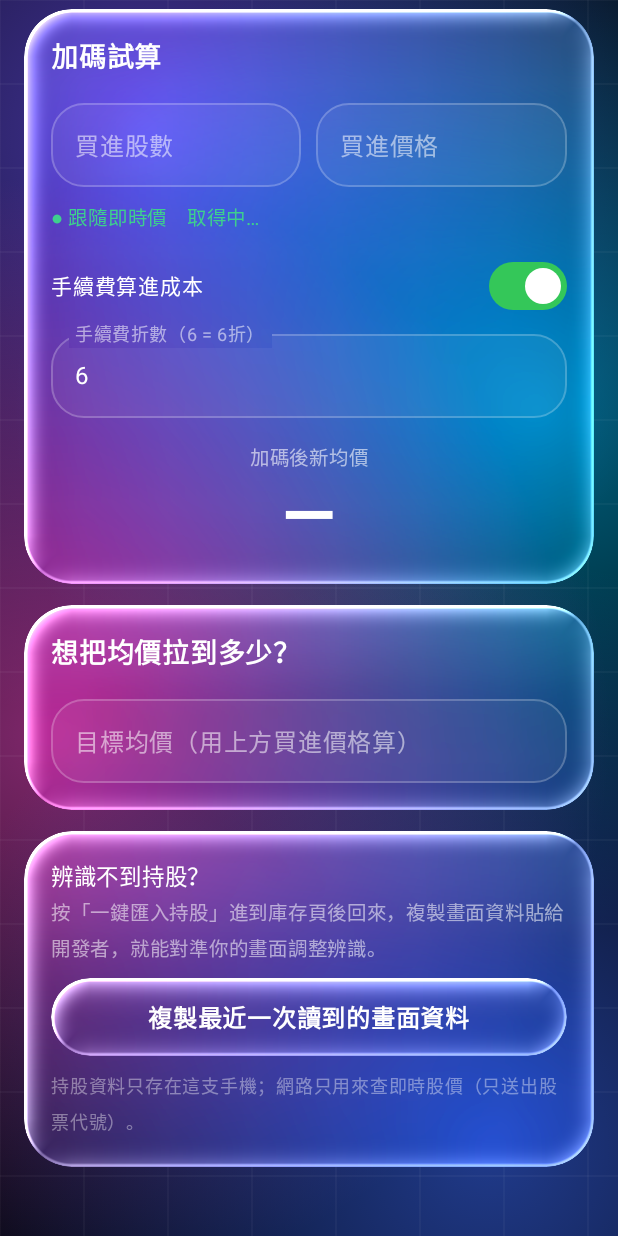
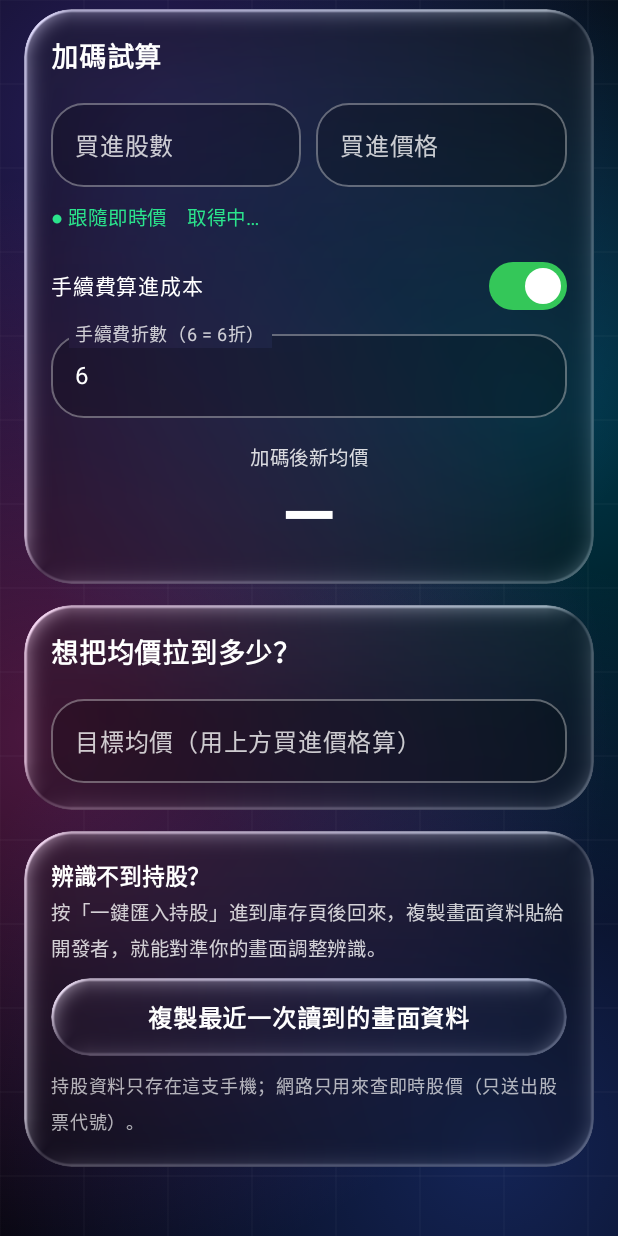
Before and after one commit to s124964743-glitch/stock-avg, an Android app built with Jetpack Compose: the screen it shows after launch (MainActivity), scrolled down 330 dp, on a phone screen of 412 x 824 dp. Run offline under Robolectric (Android 15) with nearby library versions, the phone set to English and light mode, and no system bars; pictures from the network do not load.

Commit message:
降低液態玻璃亮度與對比，提高文字與數字對比
Co-Authored-By: Claude Sonnet 5.5 <noreply@anthropic.com>
Claude-Session: https://claude.ai/code/session_01JHz7xpGUTKzABaYYpgPKTS

```diff
--- a/app/src/main/java/app/stockavg/Glass.kt
+++ b/app/src/main/java/app/stockavg/Glass.kt
@@ -63,11 +63,11 @@ import androidx.compose.ui.window.Dialog
 import kotlin.math.cos
 import kotlin.math.sin
 
-val Accent = Color(0xFF8FB5FF)
-val Good = Color(0xFF3ECF8E)
-val Bad = Color(0xFFFF6B64)
-val Up = Color(0xFFFF5A64)   // 台股：漲 = 紅
-val Down = Color(0xFF2ED47A) // 台股：跌 = 綠
+val Accent = Color(0xFFA8C6FF)
+val Good = Color(0xFF2BE38C)
+val Bad = Color(0xFFFF4D4D)
+val Up = Color(0xFFFF3B47)   // 台股：漲 = 紅
+val Down = Color(0xFF1FE07F) // 台股：跌 = 綠
 
 /**
  * 仿 iOS「Liquid Glass」：
@@ -114,16 +114,16 @@ half4 main(float2 fc) {
     float3 col = float3(c0.r, c1.g, c2.b);
 
     float lum = dot(col, float3(0.299, 0.587, 0.114));
-    col = mix(float3(lum), col, 1.4);
-    col = col * 1.15 + tint.rgb * tint.a;
+    col = mix(float3(lum), col, 1.0);
+    col = col * 0.70 + tint.rgb * tint.a;
 
     float2 L = normalize(float2(-0.75, -0.65));
     float facing = dot(n, L);
     float rim = pow(edge, 3.0);
-    float spec = rim * (0.85 * max(facing, 0.0) + 0.35 * max(-facing, 0.0));
+    float spec = rim * (0.40 * max(facing, 0.0) + 0.16 * max(-facing, 0.0));
     float line = 1.0 - smoothstep(0.0, 1.8 * dpx, abs(sd + 1.1 * dpx));
-    spec += line * (0.28 + 0.55 * max(facing, 0.0));
-    float sheen = 0.08 * (1.0 - smoothstep(0.0, 0.55, fc.y / size.y));
+    spec += line * (0.14 + 0.26 * max(facing, 0.0));
+    float sheen = 0.02 * (1.0 - smoothstep(0.0, 0.55, fc.y / size.y));
     col += float3(spec + sheen);
 
     col = clamp(col, float3(0.0), float3(1.0));
@@ -151,12 +151,12 @@ fun DrawScope.drawField(w: Float, h: Float, t: Float) {
             center = Offset(cx, cy),
         )
     }
-    orb(Color(0xFF6E56FF), w * (0.12f + 0.12f * sin(a)), h * (0.10f + 0.04f * cos(a)), w * 0.95f, 0.60f)
-    orb(Color(0xFF00C2FF), w * (0.92f + 0.07f * cos(a + 1f)), h * (0.34f + 0.05f * sin(a + 2f)), w * 0.85f, 0.50f)
-    orb(Color(0xFFFF4FD8), w * (0.18f + 0.10f * sin(a + 3f)), h * (0.62f + 0.04f * cos(a + 1f)), w * 0.90f, 0.50f)
-    orb(Color(0xFF3B6BFF), w * (0.85f + 0.07f * sin(a + 4f)), h * (0.92f + 0.03f * cos(a)), w * 0.95f, 0.55f)
+    orb(Color(0xFF6E56FF), w * (0.12f + 0.12f * sin(a)), h * (0.10f + 0.04f * cos(a)), w * 0.95f, 0.36f)
+    orb(Color(0xFF00C2FF), w * (0.92f + 0.07f * cos(a + 1f)), h * (0.34f + 0.05f * sin(a + 2f)), w * 0.85f, 0.30f)
+    orb(Color(0xFFFF4FD8), w * (0.18f + 0.10f * sin(a + 3f)), h * (0.62f + 0.04f * cos(a + 1f)), w * 0.90f, 0.30f)
+    orb(Color(0xFF3B6BFF), w * (0.85f + 0.07f * sin(a + 4f)), h * (0.92f + 0.03f * cos(a)), w * 0.95f, 0.34f)
     val step = 56.dp.toPx()
-    val line = Color.White.copy(alpha = 0.05f)
+    val line = Color.White.copy(alpha = 0.03f)
     var x = 0f
     while (x < w) {
         drawLine(line, Offset(x, 0f), Offset(x, h), 1.5f)
@@ -264,7 +264,7 @@ fun Glass(
     content: @Composable ColumnScope.() -> Unit,
 ) {
     val m = if (onClick != null) modifier.clickable(onClick = onClick) else modifier
-    GlassSurface(m, radius, Color.White.copy(alpha = if (strong) 0.10f else 0.05f)) {
+    GlassSurface(m, radius, Color.White.copy(alpha = if (strong) 0.04f else 0.02f)) {
         Column(Modifier.padding(18.dp), content = content)
     }
 }
@@ -278,7 +278,7 @@ fun GlassButton(text: String, modifier: Modifier = Modifier, primary: Boolean =
         animationSpec = spring(dampingRatio = 0.55f, stiffness = 500f),
         label = "press",
     )
-    val tint = if (primary) Color(0xFF5B7BFF).copy(alpha = 0.42f) else Color.White.copy(alpha = if (pressed) 0.16f else 0.06f)
+    val tint = if (primary) Color(0xFF4F6FF0).copy(alpha = 0.36f) else Color.White.copy(alpha = if (pressed) 0.10f else 0.03f)
     GlassSurface(
         modifier
             .graphicsLayer {
@@ -342,12 +342,12 @@ fun GField(
             focusedTextColor = Color.White,
             unfocusedTextColor = Color.White,
             focusedBorderColor = Color.White.copy(alpha = 0.75f),
-            unfocusedBorderColor = Color.White.copy(alpha = 0.22f),
-            focusedLabelColor = Color.White.copy(alpha = 0.85f),
-            unfocusedLabelColor = Color.White.copy(alpha = 0.55f),
+            unfocusedBorderColor = Color.White.copy(alpha = 0.34f),
+            focusedLabelColor = Color.White,
+            unfocusedLabelColor = Color.White.copy(alpha = 0.78f),
             cursorColor = Color.White,
-            focusedContainerColor = Color.White.copy(alpha = 0.08f),
-            unfocusedContainerColor = Color.White.copy(alpha = 0.05f),
+            focusedContainerColor = Color.Black.copy(alpha = 0.25f),
+            unfocusedContainerColor = Color.Black.copy(alpha = 0.20f),
         ),
     )
 }
--- a/app/src/main/java/app/stockavg/MainActivity.kt
+++ b/app/src/main/java/app/stockavg/MainActivity.kt
@@ -217,7 +217,7 @@ fun App(tick: Int, resumed: Boolean) {
     ) {
         Column(Modifier.padding(horizontal = 4.dp)) {
             Text("零股均價", fontSize = 30.sp, fontWeight = FontWeight.Bold)
-            Text("加碼前先算一下，均價會到哪裡", color = Color.White.copy(alpha = 0.6f), fontSize = 14.sp)
+            Text("加碼前先算一下，均價會到哪裡", color = Color.White.copy(alpha = 0.84f), fontSize = 14.sp)
         }
 
         // ---- 匯入 ----
@@ -248,7 +248,7 @@ fun App(tick: Int, resumed: Boolean) {
                 )
             }
             if (holdings.isEmpty()) {
-                Text("還沒有持股。按上面的「一鍵匯入持股」，或手動新增。", color = Color.White.copy(alpha = 0.55f), fontSize = 14.sp)
+                Text("還沒有持股。按上面的「一鍵匯入持股」，或手動新增。", color = Color.White.copy(alpha = 0.80f), fontSize = 14.sp)
             }
             holdings.forEach { h ->
                 val sel = h.key == selKey
@@ -263,10 +263,10 @@ fun App(tick: Int, resumed: Boolean) {
                     Column(Modifier.weight(1f)) {
                         Text(
                             h.title, fontSize = 16.sp,
-                            fontWeight = if (sel) FontWeight.Bold else FontWeight.Medium,
+                            fontWeight = if (sel) FontWeight.Bold else FontWeight.SemiBold,
                             color = if (sel) Accent else Color.White,
                         )
-                        Text("${String.format(Locale.US, "%,d", h.shares)} 股　均價 ${f2(h.avg)}", color = Color.White.copy(alpha = 0.6f), fontSize = 13.sp)
+                        Text("${String.format(Locale.US, "%,d", h.shares)} 股　均價 ${f2(h.avg)}", color = Color.White.copy(alpha = 0.84f), fontSize = 13.sp)
                         val q = prices[h.code]
                         if (q != null && h.avg > 0) {
                             val pct = (q.price - h.avg) / h.avg * 100
@@ -276,7 +276,7 @@ fun App(tick: Int, resumed: Boolean) {
                             )
                         }
                     }
-                    Text("✕", color = Color.White.copy(alpha = 0.45f), fontSize = 16.sp,
+                    Text("✕", color = Color.White.copy(alpha = 0.72f), fontSize = 16.sp,
                         modifier = Modifier.clickable { delKey = h.key; dlg = "del" }.padding(10.dp))
                 }
             }
@@ -288,7 +288,7 @@ fun App(tick: Int, resumed: Boolean) {
             if (selH != null) {
                 Text(
                     "${selH.title}　持有 ${String.format(Locale.US, "%,d", selH.shares)} 股　均價 ${f2(selH.avg)}",
-                    color = Color.White.copy(alpha = 0.6f), fontSize = 13.sp,
+                    color = Color.White.copy(alpha = 0.84f), fontSize = 13.sp,
                 )
             }
             Spacer(Modifier.height(10.dp))
@@ -315,7 +315,7 @@ fun App(tick: Int, resumed: Boolean) {
                 }
                 Text(
                     (if (follow) "● 跟隨即時價" else "○ 手動價格（點此改回跟隨即時價）") + tail,
-                    color = if (follow) Good else Color.White.copy(alpha = 0.6f), fontSize = 13.sp,
+                    color = if (follow) Good else Color.White.copy(alpha = 0.84f), fontSize = 13.sp,
                 )
             }
             Row(Modifier.fillMaxWidth().padding(top = 8.dp), verticalAlignment = Alignment.CenterVertically) {
@@ -339,7 +339,7 @@ fun App(tick: Int, resumed: Boolean) {
             Spacer(Modifier.height(14.dp))
 
             Column(Modifier.fillMaxWidth(), horizontalAlignment = Alignment.CenterHorizontally) {
-                Text("加碼後新均價", color = Color.White.copy(alpha = 0.6f), fontSize = 13.sp)
+                Text("加碼後新均價", color = Color.White.copy(alpha = 0.84f), fontSize = 13.sp)
                 Text(if (r != null) f2(r.avg) else "—", fontSize = 46.sp, fontWeight = FontWeight.Bold)
                 if (r != null && S0 > 0 && A0 > 0) {
                     val dv = r.avg - A0
@@ -400,10 +400,10 @@ fun App(tick: Int, resumed: Boolean) {
 
         // ---- 進階 ----
         Glass(Modifier.fillMaxWidth()) {
-            Text("辨識不到持股？", fontSize = 15.sp, fontWeight = FontWeight.Medium)
+            Text("辨識不到持股？", fontSize = 15.sp, fontWeight = FontWeight.SemiBold)
             Text(
                 "按「一鍵匯入持股」進到庫存頁後回來，複製畫面資料貼給開發者，就能對準你的畫面調整辨識。",
-                color = Color.White.copy(alpha = 0.55f), fontSize = 13.sp,
+                color = Color.White.copy(alpha = 0.80f), fontSize = 13.sp,
             )
             Spacer(Modifier.height(8.dp))
             GlassButton("複製最近一次讀到的畫面資料", Modifier.fillMaxWidth()) {
@@ -415,7 +415,7 @@ fun App(tick: Int, resumed: Boolean) {
                 }
             }
             Spacer(Modifier.height(8.dp))
-            Text("持股資料只存在這支手機；網路只用來查即時股價（只送出股票代號）。", color = Color.White.copy(alpha = 0.4f), fontSize = 12.sp)
+            Text("持股資料只存在這支手機；網路只用來查即時股價（只送出股票代號）。", color = Color.White.copy(alpha = 0.68f), fontSize = 12.sp)
         }
         Spacer(Modifier.height(20.dp))
     }
@@ -444,7 +444,7 @@ fun App(tick: Int, resumed: Boolean) {
                     "2. 如果開關是灰色、提示「受限制的設定」：回到手機「設定 → 應用程式 → 零股均價」，" +
                     "右上角 ⋮ 選「允許受限制的設定」，再回來開啟。\n\n" +
                     "只在你按「一鍵匯入持股」時才會讀取，而且只讀投資先生的庫存頁。",
-                fontSize = 14.sp, color = Color.White.copy(alpha = 0.85f),
+                fontSize = 14.sp, color = Color.White.copy(alpha = 0.96f),
             )
             Spacer(Modifier.height(14.dp))
             GlassButton("前往無障礙設定", Modifier.fillMaxWidth(), primary = true) {
@@ -522,7 +522,7 @@ fun App(tick: Int, resumed: Boolean) {
 @Composable
 private fun KV(k: String, v: String) {
     Row(Modifier.fillMaxWidth().padding(vertical = 3.dp)) {
-        Text(k, Modifier.weight(1f), color = Color.White.copy(alpha = 0.6f), fontSize = 14.sp)
-        Text(v, fontSize = 14.sp, fontWeight = FontWeight.Medium)
+        Text(k, Modifier.weight(1f), color = Color.White.copy(alpha = 0.84f), fontSize = 14.sp)
+        Text(v, fontSize = 14.sp, fontWeight = FontWeight.SemiBold)
     }
 }
```
